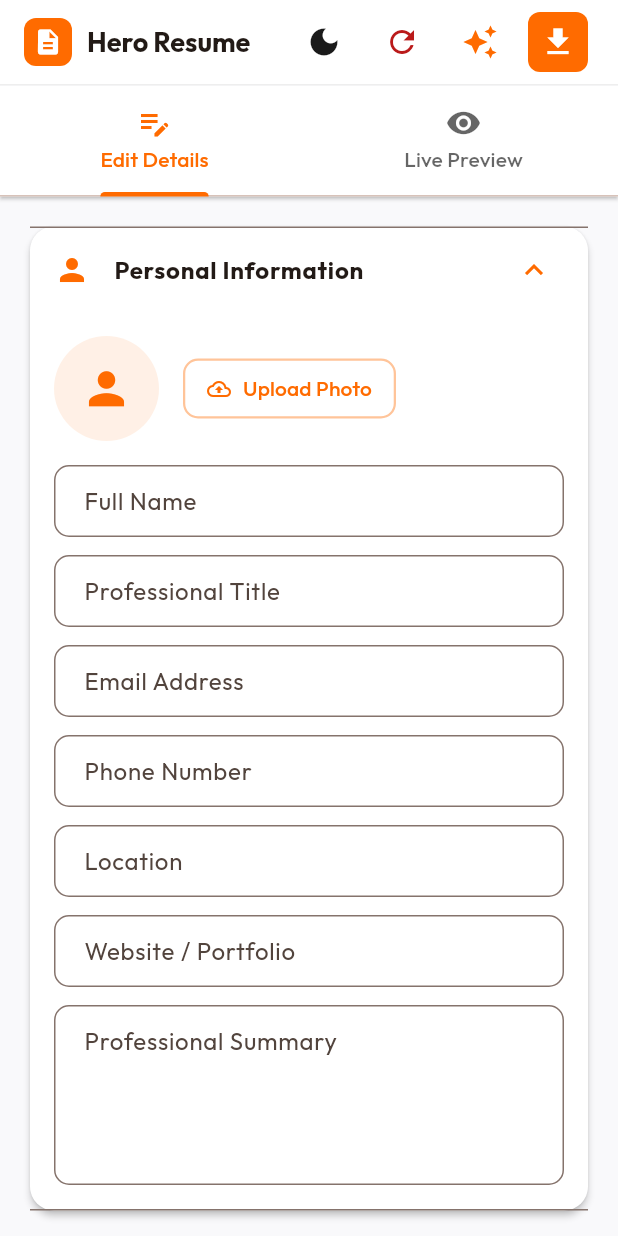
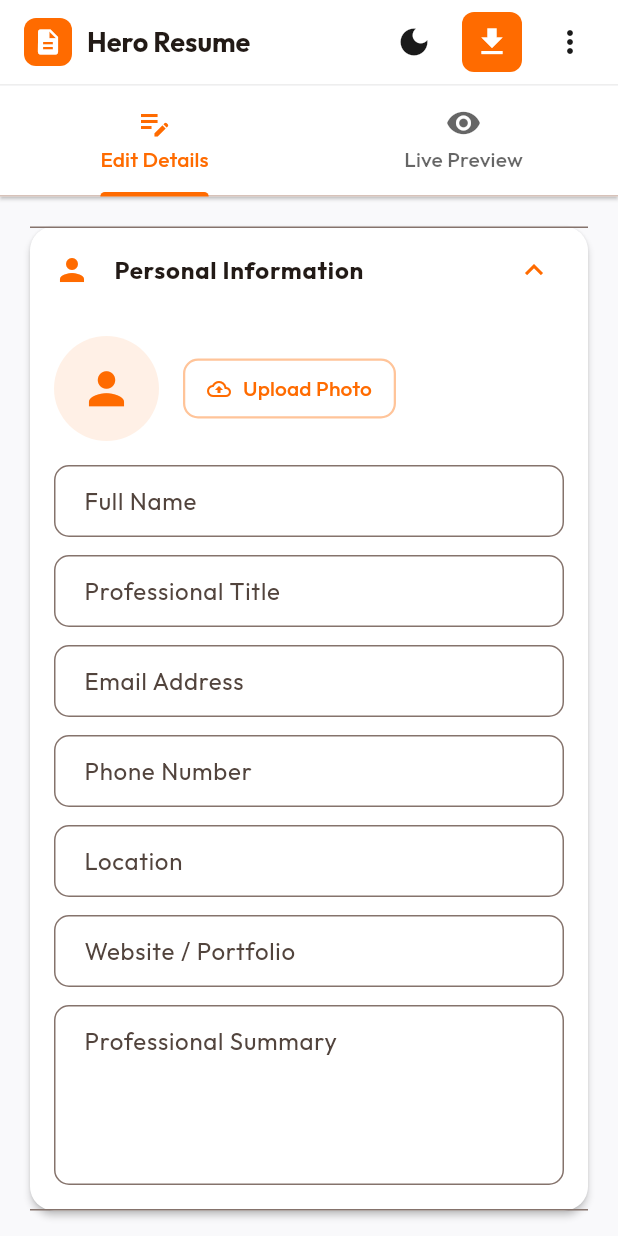
Before and after one commit to ganeshnanda120/resume-builder, a Flutter app: the screen it shows after launch, on a phone screen of 412 x 824 dp. Run offline on Flutter 3.47's test engine with Material 3 defaults, Android fonts, the phone set to English and light mode, and no system bars; our stand-ins replace google_fonts, image_picker, pdf, printing.

Commit message:
design: enhance AppBar responsive layout to prevent horizontal overflow on mobile

```diff
--- a/lib/views/home_screen.dart
+++ b/lib/views/home_screen.dart
@@ -87,6 +87,7 @@ class _HomeScreenState extends State<HomeScreen> {
       child: Scaffold(
         appBar: AppBar(
           title: Row(
+            mainAxisSize: MainAxisSize.min,
             children: [
               Container(
                 padding: const EdgeInsets.all(6),
@@ -101,12 +102,15 @@ class _HomeScreenState extends State<HomeScreen> {
                 ),
               ),
               const SizedBox(width: 10),
-              Text(
+              Flexible(
+                child: Text(
                   'Hero Resume',
                   style: TextStyle(
                     fontWeight: FontWeight.bold,
                     fontSize: 18,
                     color: theme.colorScheme.onSurface,
+                  ),
+                  overflow: TextOverflow.ellipsis,
                 ),
               ),
             ],
@@ -121,17 +125,72 @@ class _HomeScreenState extends State<HomeScreen> {
               },
             ),
             const SizedBox(width: 4),
-            // Reset Button
-            MediaQuery.of(context).size.width < 600
-                ? IconButton(
-                    icon: const Icon(Icons.refresh),
-                    tooltip: 'Reset',
-                    onPressed: _showResetConfirm,
-                    style: IconButton.styleFrom(
-                      foregroundColor: theme.colorScheme.error,
+            // Actions on Mobile vs Desktop
+            if (MediaQuery.of(context).size.width < 600) ...[
+              // Download Button (compact on mobile)
+              _isDownloading
+                  ? const Padding(
+                      padding: EdgeInsets.symmetric(horizontal: 12.0),
+                      child: SizedBox(
+                        width: 20,
+                        height: 20,
+                        child: CircularProgressIndicator(strokeWidth: 2.5),
                       ),
                     )
-                : TextButton.icon(
+                  : IconButton(
+                      onPressed: _handleDownload,
+                      icon: const Icon(Icons.download),
+                      tooltip: 'Download PDF',
+                      style: IconButton.styleFrom(
+                        backgroundColor: theme.colorScheme.primary,
+                        foregroundColor: Colors.white,
+                        shape: RoundedRectangleBorder(
+                          borderRadius: BorderRadius.circular(8),
+                        ),
+                      ),
+                    ),
+              const SizedBox(width: 4),
+              // Secondary actions inside PopupMenu
+              PopupMenuButton<String>(
+                icon: const Icon(Icons.more_vert),
+                tooltip: 'More Actions',
+                onSelected: (value) {
+                  if (value == 'reset') {
+                    _showResetConfirm();
+                  } else if (value == 'sample') {
+                    resumeProvider.loadSampleData();
+                    ScaffoldMessenger.of(context).showSnackBar(
+                      const SnackBar(content: Text('Sample data loaded successfully!')),
+                    );
+                  }
+                },
+                itemBuilder: (BuildContext context) => [
+                  PopupMenuItem<String>(
+                    value: 'sample',
+                    child: Row(
+                      children: [
+                        Icon(Icons.auto_awesome, color: theme.colorScheme.primary, size: 20),
+                        const SizedBox(width: 8),
+                        const Text('Sample Data'),
+                      ],
+                    ),
+                  ),
+                  PopupMenuItem<String>(
+                    value: 'reset',
+                    child: Row(
+                      children: [
+                        Icon(Icons.refresh, color: theme.colorScheme.error, size: 20),
+                        const SizedBox(width: 8),
+                        Text('Reset', style: TextStyle(color: theme.colorScheme.error)),
+                      ],
+                    ),
+                  ),
+                ],
+              ),
+              const SizedBox(width: 8),
+            ] else ...[
+              // Reset Button (desktop/tablet)
+              TextButton.icon(
                 icon: const Icon(Icons.refresh, size: 18),
                 label: const Text('Reset'),
                 onPressed: _showResetConfirm,
@@ -140,22 +199,8 @@ class _HomeScreenState extends State<HomeScreen> {
                 ),
               ),
               const SizedBox(width: 4),
-            // Sample Data Button
-            MediaQuery.of(context).size.width < 600
-                ? IconButton(
-                    icon: const Icon(Icons.auto_awesome),
-                    tooltip: 'Sample Data',
-                    onPressed: () {
-                      resumeProvider.loadSampleData();
-                      ScaffoldMessenger.of(context).showSnackBar(
-                        const SnackBar(content: Text('Sample data loaded successfully!')),
-                      );
-                    },
-                    style: IconButton.styleFrom(
-                      foregroundColor: theme.colorScheme.primary,
-                    ),
-                  )
-                : TextButton.icon(
+              // Sample Data Button (desktop/tablet)
+              TextButton.icon(
                 icon: const Icon(Icons.auto_awesome, size: 18),
                 label: const Text('Sample Data'),
                 onPressed: () {
@@ -168,8 +213,8 @@ class _HomeScreenState extends State<HomeScreen> {
                   foregroundColor: theme.colorScheme.primary,
                 ),
               ),
-            const SizedBox(width: 4),
-            // Download Button
+              const SizedBox(width: 12),
+              // Download Button (desktop/tablet)
               _isDownloading
                   ? const Padding(
                       padding: EdgeInsets.symmetric(horizontal: 16.0),
@@ -181,20 +226,7 @@ class _HomeScreenState extends State<HomeScreen> {
                     )
                   : Padding(
                       padding: const EdgeInsets.only(right: 16.0),
-                    child: MediaQuery.of(context).size.width < 600
-                        ? IconButton(
-                            onPressed: _handleDownload,
-                            icon: const Icon(Icons.download),
-                            tooltip: 'Download PDF',
-                            style: IconButton.styleFrom(
-                              backgroundColor: theme.colorScheme.primary,
-                              foregroundColor: Colors.white,
-                              shape: RoundedRectangleBorder(
-                                borderRadius: BorderRadius.circular(8),
-                              ),
-                            ),
-                          )
-                        : ElevatedButton.icon(
+                      child: ElevatedButton.icon(
                         onPressed: _handleDownload,
                         icon: const Icon(Icons.download, size: 18),
                         label: const Text('Download PDF'),
@@ -208,6 +240,7 @@ class _HomeScreenState extends State<HomeScreen> {
                         ),
                       ),
                     ),
+            ],
           ],
           bottom: PreferredSize(
             preferredSize: const Size.fromHeight(1.0),
```
Lines whose indentation alone changed are shown as unchanged.
